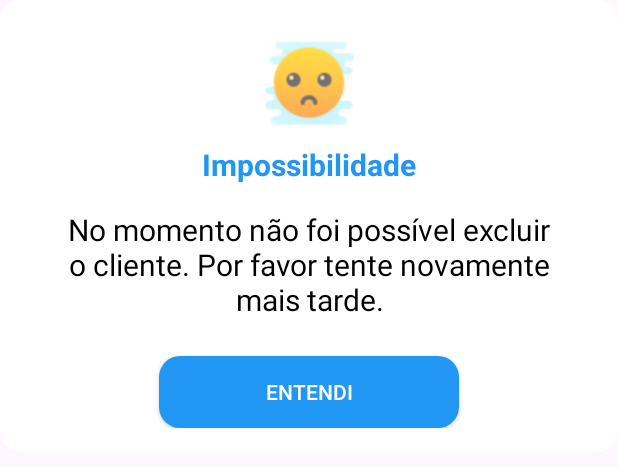
After one commit to pp23-if/TrabalhoFinalPDMPedroAugustoVieiraDeFreitas, an Android app: the layout activity_caixa_dialogo_impossibilidade_exclusao_cliente.xml on its own in the app's theme, with its tools: preview values and no code run, on a phone screen of 412 x 824 dp. The commit adds this screen. Shown: the top 467 px of the screen. Run offline under Robolectric (Android 15) with nearby library versions, the phone set to English and light mode, and no system bars.

Commit message:
terminei de fazer a exclusao de cliente

```diff
--- a/app/src/main/AndroidManifest.xml
+++ b/app/src/main/AndroidManifest.xml
@@ -29,6 +29,8 @@
         <activity android:name="trabalhofinalpdmpedroaugustovieiradefreitas.main.controller.VisualizacaoClienteController" />
         <activity android:name="trabalhofinalpdmpedroaugustovieiradefreitas.main.controller.SelecaoClientesAlteracaoController" />
         <activity android:name="trabalhofinalpdmpedroaugustovieiradefreitas.main.controller.AtualizacaoClienteController" />
+        <activity android:name="trabalhofinalpdmpedroaugustovieiradefreitas.main.controller.SelecaoClientesExclusaoController" />
+        <activity android:name="trabalhofinalpdmpedroaugustovieiradefreitas.main.controller.ExclusaoClienteController" />
     </application>
 
 </manifest>
--- a/app/src/main/java/trabalhofinalpdmpedroaugustovieiradefreitas/main/controller/ClienteController.kt
+++ b/app/src/main/java/trabalhofinalpdmpedroaugustovieiradefreitas/main/controller/ClienteController.kt
@@ -46,7 +46,8 @@ class ClienteController : AppCompatActivity() {
 
         botaoExclusaoCliente.setOnClickListener()
         {
-
+            var intent = Intent(this, SelecaoClientesExclusaoController::class.java);
+            startActivity(intent);
         }
 
 
--- /dev/null
+++ b/app/src/main/res/layout/activity_caixa_dialogo_impossibilidade_exclusao_cliente.xml
@@ -0,0 +1,59 @@
+<?xml version="1.0" encoding="utf-8"?>
+<androidx.constraintlayout.widget.ConstraintLayout xmlns:android="http://schemas.android.com/apk/res/android"
+    xmlns:app="http://schemas.android.com/apk/res-auto"
+    android:layout_width="match_parent"
+    android:layout_height="wrap_content"
+    android:background="@drawable/back_ground_customizado"
+    android:padding="16dp">
+
+    <ImageView
+        android:id="@+id/ivImpossibilidade"
+        android:layout_width="60dp"
+        android:layout_height="60dp"
+        android:layout_margin="10dp"
+        android:src="@drawable/triste"
+        app:layout_constraintEnd_toEndOf="parent"
+        app:layout_constraintStart_toStartOf="parent"
+        app:layout_constraintTop_toTopOf="parent" />
+
+    <TextView
+        android:id="@+id/tvImpossibilidade"
+        android:layout_width="wrap_content"
+        android:layout_height="wrap_content"
+        android:layout_margin="10dp"
+        android:text="@string/impossibilidade"
+        android:textColor="@color/blue"
+        android:textSize="20sp"
+        android:textStyle="bold"
+        app:layout_constraintEnd_toEndOf="parent"
+        app:layout_constraintStart_toStartOf="parent"
+        app:layout_constraintTop_toBottomOf="@id/ivImpossibilidade" />
+
+    <TextView
+        android:id="@+id/textoImpossibilidadeExclusaoCliente"
+        android:layout_width="0dp"
+        android:layout_height="wrap_content"
+        android:layout_marginStart="24dp"
+        android:layout_marginTop="16dp"
+        android:layout_marginEnd="24dp"
+        android:text="@string/impossibilidadeMomentaneaExclusaoCliente"
+        android:textAlignment="center"
+        android:textSize="20sp"
+        android:textColor="@color/black"
+        app:layout_constraintEnd_toEndOf="parent"
+        app:layout_constraintStart_toStartOf="parent"
+        app:layout_constraintTop_toBottomOf="@+id/tvImpossibilidade" />
+
+    <androidx.appcompat.widget.AppCompatButton
+        android:id="@+id/botaoImpossibilidadeExclusaoCliente"
+        android:layout_width="200dp"
+        android:layout_height="wrap_content"
+        android:layout_marginTop="24dp"
+        android:background="@drawable/background_customizado_botao_impossibilidade"
+        android:text="@string/Entendi"
+        android:textColor="@color/white"
+        app:layout_constraintEnd_toEndOf="parent"
+        app:layout_constraintStart_toStartOf="parent"
+        app:layout_constraintTop_toBottomOf="@id/textoImpossibilidadeExclusaoCliente" />
+
+</androidx.constraintlayout.widget.ConstraintLayout>
--- a/app/src/main/res/values/strings.xml
+++ b/app/src/main/res/values/strings.xml
@@ -45,4 +45,7 @@
     <string name="Excluir">Excluir</string>
     <string name="exclusaoCliente">Exclusão de cliente</string>
     <string name="confrimarExclusao">Verifique com atenção antes de excluir</string>
+    <string name="excluindoCliente">Excluindo cliente, aguarde...</string>
+    <string name="clienteExclusaoSucesso">Cliente excluído com sucesso.</string>
+    <string name="impossibilidadeMomentaneaExclusaoCliente">No momento não foi possível excluir o cliente. Por favor tente novamente mais tarde.</string>
 </resources>
```
Also changed, not shown: app/src/main/java/trabalhofinalpdmpedroaugustovieiradefreitas/main/controller/ExclusaoClienteController.kt (added, +137 -0 lines), app/src/main/java/trabalhofinalpdmpedroaugustovieiradefreitas/main/controller/SelecaoClientesExclusaoController.kt (added, +110 -0 lines), app/src/main/java/trabalhofinalpdmpedroaugustovieiradefreitas/main/model/ClienteDAO.java (+36 -0 lines), app/src/main/res/layout/activity_caixa_dialogo_sucesso_exclusao_cliente.xml (added, +59 -0 lines), app/src/main/res/layout/activity_loading_exclusao_cliente.xml (added, +47 -0 lines).
